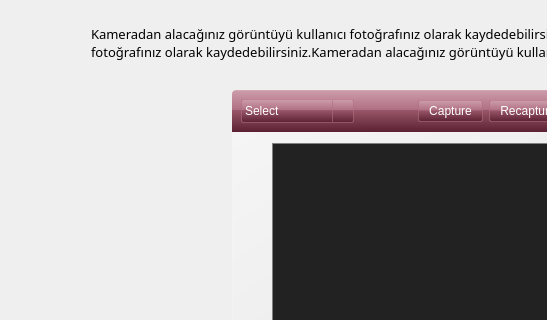
Before: the Qt Designer form playground/intern/kaptan-kamera-2010/kaptan/src/gui/avatarWidget.ui in pars-linux/uludag, drawn with Qt 5; both pictures show x 0 to 547 and y 0 to 320 of the 858 by 633 pixel window.
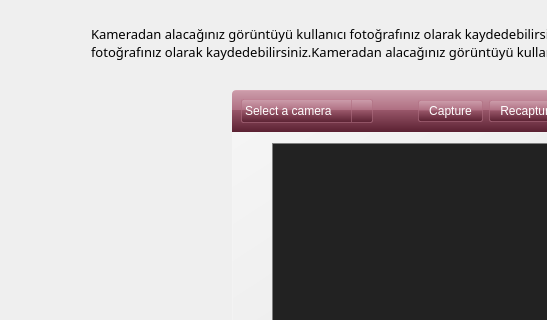
After: the same form once the commit is applied. Icons and pictures are not drawn.

Commit message: Avoid exception

Patch:
```diff
--- a/playground/intern/kaptan-kamera-2010/kaptan/src/gui/avatarWidget.ui
+++ b/playground/intern/kaptan-kamera-2010/kaptan/src/gui/avatarWidget.ui
@@ -97,8 +97,8 @@
        <rect>
         <x>0</x>
         <y>0</y>
-        <width>850</width>
-        <height>557</height>
+        <width>846</width>
+        <height>551</height>
        </rect>
       </property>
       <layout class="QGridLayout" name="gridLayout_2">
@@ -223,7 +223,7 @@
               </property>
               <item>
                <property name="text">
-                <string>Select</string>
+                <string>Select a camera</string>
                </property>
               </item>
              </widget>
```
The commit also changes 1 other file.
